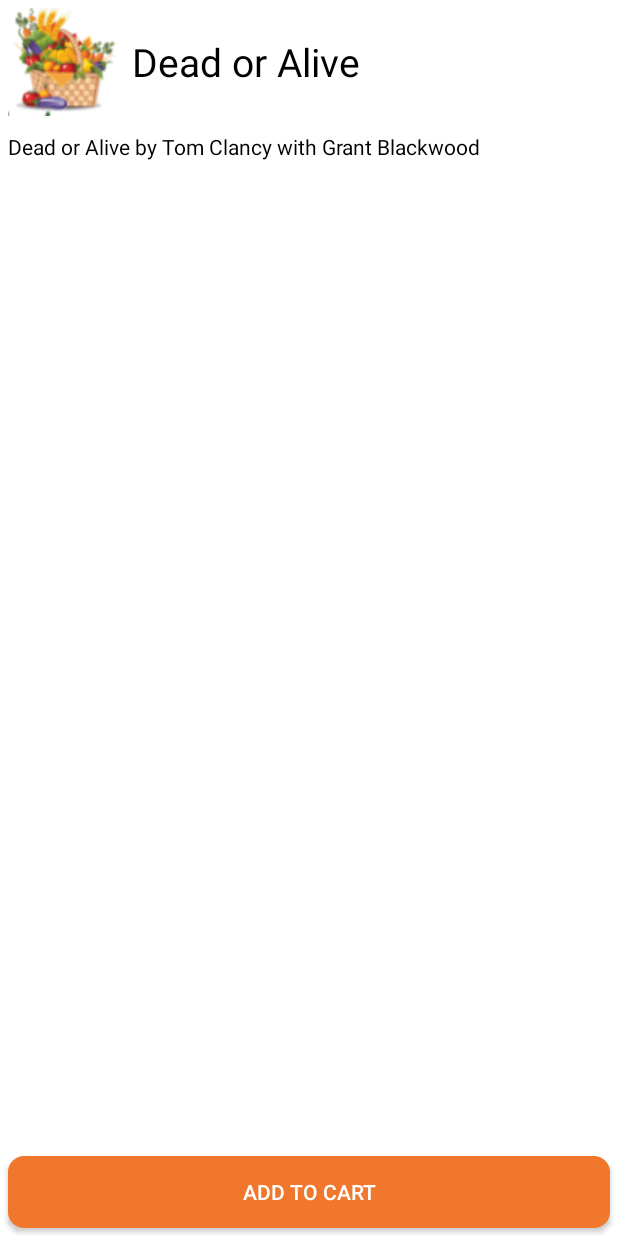
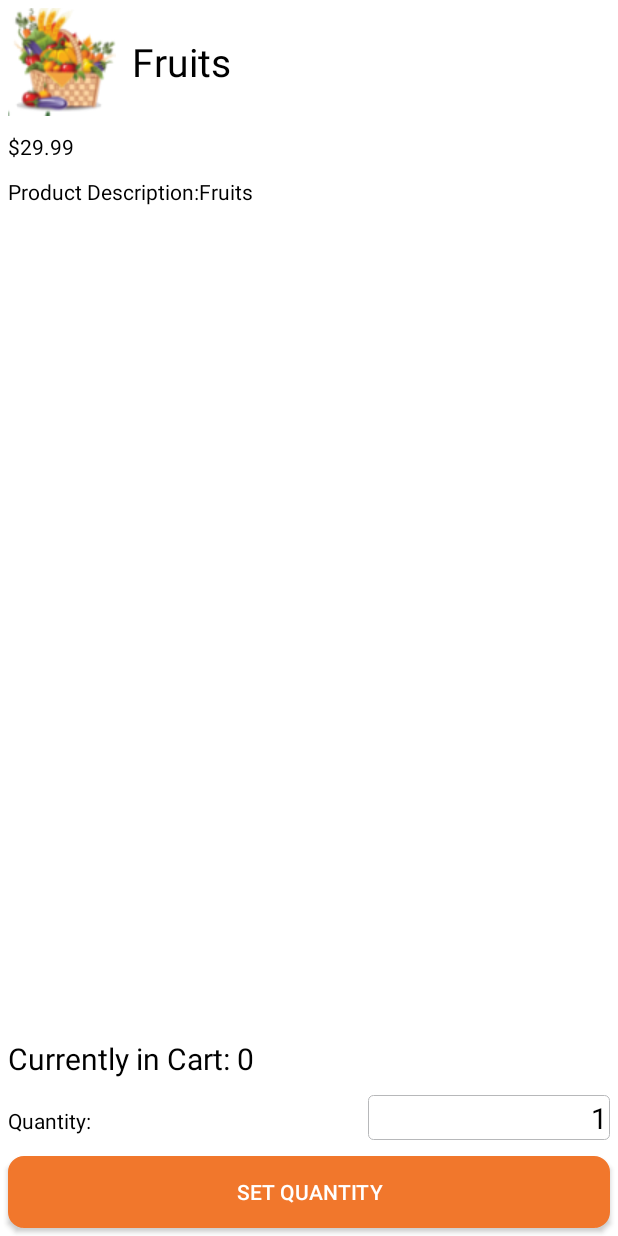
Before and after one commit to Madhu009/ML_Application, an Android app: the ProductDetailsActivity screen opened directly, with no data from a screen before it, on a phone screen of 412 x 824 dp. Run offline under Robolectric (Android 15) with nearby library versions, the phone set to English and light mode, and no system bars; 1 statement that could not run was skipped.

Commit message:
Shooping UI

```diff
--- a/ML_Application/app/src/main/java/com/example/madhu/ml_application/Shopping/ProductDetailsActivity.java
+++ b/ML_Application/app/src/main/java/com/example/madhu/ml_application/Shopping/ProductDetailsActivity.java
@@ -8,8 +8,10 @@
 import android.view.View;
 import android.view.View.OnClickListener;
 import android.widget.Button;
+import android.widget.EditText;
 import android.widget.ImageView;
 import android.widget.TextView;
+import android.widget.Toast;
 
 import com.example.madhu.ml_application.R;
 
@@ -22,9 +24,9 @@
         setContentView(R.layout.productdetails);
 
         List<Product> catalog = ShoppingCartHelper.getCatalog(getResources());
-        final List<Product> cart = ShoppingCartHelper.getCart();
 
-        int productIndex = getIntent().getExtras().getInt(ShoppingCartHelper.PRODUCT_INDEX);
+        int productIndex = getIntent().getExtras().getInt(
+                ShoppingCartHelper.PRODUCT_INDEX);
         final Product selectedProduct = catalog.get(productIndex);
 
         // Set the proper image and text
@@ -35,23 +37,52 @@
         TextView productDetailsTextView = (TextView) findViewById(R.id.TextViewProductDetails);
         productDetailsTextView.setText(selectedProduct.description);
 
+        TextView productPriceTextView = (TextView) findViewById(R.id.TextViewProductPrice);
+        productPriceTextView.setText("$" + selectedProduct.price);
+
+        // Update the current quantity in the cart
+        TextView textViewCurrentQuantity = (TextView) findViewById(R.id.textViewCurrentlyInCart);
+        textViewCurrentQuantity.setText("Currently in Cart: "
+                + ShoppingCartHelper.getProductQuantity(selectedProduct));
+
+        // Save a reference to the quantity edit text
+        final EditText editTextQuantity = (EditText) findViewById(R.id.editTextQuantity);
+
         Button addToCartButton = (Button) findViewById(R.id.ButtonAddToCart);
         addToCartButton.setOnClickListener(new OnClickListener() {
 
             @Override
             public void onClick(View v) {
 
+                // Check to see that a valid quantity was entered
+                int quantity = 0;
+                try {
+                    quantity = Integer.parseInt(editTextQuantity.getText()
+                            .toString());
 
-                cart.add(selectedProduct);
+                    if (quantity < 0) {
+                        Toast.makeText(getBaseContext(),
+                                "Please enter a quantity of 0 or higher",
+                                Toast.LENGTH_SHORT).show();
+                        return;
+                    }
+
+                } catch (Exception e) {
+                    Toast.makeText(getBaseContext(),
+                            "Please enter a numeric quantity",
+                            Toast.LENGTH_SHORT).show();
+
+                    return;
+                }
+
+                // If we make it here, a valid quantity was entered
+                ShoppingCartHelper.setQuantity(selectedProduct, quantity);
+
+                // Close the activity
                 finish();
             }
         });
 
-        // Disable the add to cart button if the item is already in the cart
-        if(cart.contains(selectedProduct)) {
-            addToCartButton.setEnabled(false);
-            addToCartButton.setText("Item in Cart");
-        }
     }
 
 }
--- a/ML_Application/app/src/main/java/com/example/madhu/ml_application/Shopping/ShoppingCartHelper.java
+++ b/ML_Application/app/src/main/java/com/example/madhu/ml_application/Shopping/ShoppingCartHelper.java
@@ -3,8 +3,11 @@
 /**
  * Created by Madhu on 07-04-2017.
  */
+import java.util.HashMap;
 import java.util.List;
+import java.util.Map;
 import java.util.Vector;
+
 import android.content.res.Resources;
 
 import com.example.madhu.ml_application.R;
@@ -14,31 +17,72 @@
     public static final String PRODUCT_INDEX = "PRODUCT_INDEX";
 
     private static List<Product> catalog;
-    private static List<Product> cart;
+    private static Map<Product, ShoppingCartEntry> cartMap = new HashMap<Product, ShoppingCartEntry>();
 
     public static List<Product> getCatalog(Resources res){
         if(catalog == null) {
             catalog = new Vector<Product>();
-            catalog.add(new Product("Dead or Alive", res
+            catalog.add(new Product("Fruits", res
                     .getDrawable(R.drawable.ic_basket),
-                    "Dead or Alive by Tom Clancy with Grant Blackwood", 29.99));
-            catalog.add(new Product("Switch", res
-                    .getDrawable(R.drawable.ic_basket),
-                    "Switch by Chip Heath and Dan Heath", 24.99));
-            catalog.add(new Product("Watchmen", res
-                    .getDrawable(R.drawable.ic_basket),
-                    "Watchmen by Alan Moore and Dave Gibbons", 14.99));
+                    "Product Description:Fruits", 29.99));
+            catalog.add(new Product("Nutritions", res
+                    .getDrawable(R.drawable.itm2),
+                    "Product Description:Nutritions", 24.99));
+            catalog.add(new Product("Vegetables", res
+                    .getDrawable(R.drawable.itm3),
+                    "Product Description:Vegetables", 14.99));
+            catalog.add(new Product("Drinks and beverages", res
+                    .getDrawable(R.drawable.itm4),
+                    "Product Description:Drinks and beverages", 19.99));
         }
 
         return catalog;
     }
 
-    public static List<Product> getCart() {
-        if(cart == null) {
-            cart = new Vector<Product>();
+    public static void setQuantity(Product product, int quantity) {
+        // Get the current cart entry
+        ShoppingCartEntry curEntry = cartMap.get(product);
+
+        // If the quantity is zero or less, remove the products
+        if(quantity <= 0) {
+            if(curEntry != null)
+                removeProduct(product);
+            return;
         }
 
-        return cart;
+        // If a current cart entry doesn't exist, create one
+        if(curEntry == null) {
+            curEntry = new ShoppingCartEntry(product, quantity);
+            cartMap.put(product, curEntry);
+            return;
+        }
+
+        // Update the quantity
+        curEntry.setQuantity(quantity);
     }
 
+    public static int getProductQuantity(Product product) {
+        // Get the current cart entry
+        ShoppingCartEntry curEntry = cartMap.get(product);
+
+        if(curEntry != null)
+            return curEntry.getQuantity();
+
+        return 0;
+    }
+
+    public static void removeProduct(Product product) {
+        cartMap.remove(product);
+    }
+
+    public static List<Product> getCartList() {
+        List<Product> cartList = new Vector<Product>(cartMap.keySet().size());
+        for(Product p : cartMap.keySet()) {
+            cartList.add(p);
+        }
+
+        return cartList;
+    }
+
+
 }
--- a/ML_Application/app/src/main/res/layout/productdetails.xml
+++ b/ML_Application/app/src/main/res/layout/productdetails.xml
@@ -29,6 +29,16 @@
         </TextView>
     </LinearLayout>
 
+    <TextView android:id="@+id/TextViewProductPrice"
+        android:layout_height="wrap_content"
+        android:layout_margin="5dip"
+        android:layout_width="fill_parent"
+        android:text="Product Price"
+        android:textColor="#000000">
+
+    </TextView>
+
+
     <TextView android:layout_height="wrap_content"
         android:id="@+id/TextViewProductDetails"
         android:layout_width="fill_parent"
@@ -38,6 +48,43 @@
         android:text="Product description">
 
     </TextView>
+
+    <LinearLayout android:layout_height="wrap_content"
+        android:layout_width="fill_parent" android:id="@+id/linearLayoutCurrentlyInCart">
+        <TextView android:id="@+id/textViewCurrentlyInCart"
+            android:layout_width="wrap_content" android:layout_height="wrap_content"
+            android:textSize="20dip" android:textColor="#000000" android:text="Currently in Cart:"
+            android:layout_margin="5dip"></TextView>
+    </LinearLayout>
+
+    <LinearLayout android:layout_height="wrap_content"
+        android:layout_width="fill_parent" android:id="@+id/linearLayoutAddLayout"
+        android:orientation="horizontal" android:layout_margin="5dip">
+        <TextView android:id="@+id/textView1"
+            android:layout_width="240dp"
+            android:layout_height="wrap_content"
+            android:text="Quantity:"
+            android:textColor="#000000">
+
+        </TextView>
+
+        <EditText android:layout_width="wrap_content"
+            android:layout_height="wrap_content"
+            android:layout_weight="0.13"
+            android:text="1"
+            android:gravity="right"
+            android:id="@+id/editTextQuantity"
+            android:inputType="number"
+            android:focusable="true"
+            android:textSize="19dp"
+            android:ems="100"
+            android:textColor="#000000"
+            android:background="@drawable/edit_text_state">
+
+
+        </EditText>
+
+        </LinearLayout>
 
     <Button android:layout_width="match_parent"
         android:layout_height="wrap_content"
@@ -51,5 +98,5 @@
         android:layout_alignParentEnd="true"
         android:layout_alignParentLeft="true"
         android:layout_alignParentStart="true"
-        android:text="Add to Cart"></Button>
+        android:text="Set Quantity"></Button>
 </LinearLayout>
```
Also changed, not shown: ML_Application/app/src/main/java/com/example/madhu/ml_application/Shopping/ProductAdapter.java (+16 -18 lines), ML_Application/app/src/main/java/com/example/madhu/ml_application/Shopping/ShoppingCartActivity.java (+28 -28 lines), ML_Application/app/src/main/java/com/example/madhu/ml_application/Shopping/ShoppingCartEntry.java (added, +28 -0 lines), ML_Application/app/src/main/res/layout/activity_main2.xml (added, +19 -0 lines), ML_Application/app/src/main/res/layout/item.xml (+17 -3 lines), ML_Application/app/src/main/res/layout/shoppingcart.xml (+21 -2 lines), ML_Application/app/src/main/res/drawable/itm2.png (added), ML_Application/app/src/main/res/drawable/itm3.png (added), ML_Application/app/src/main/res/drawable/itm4.png (added).
